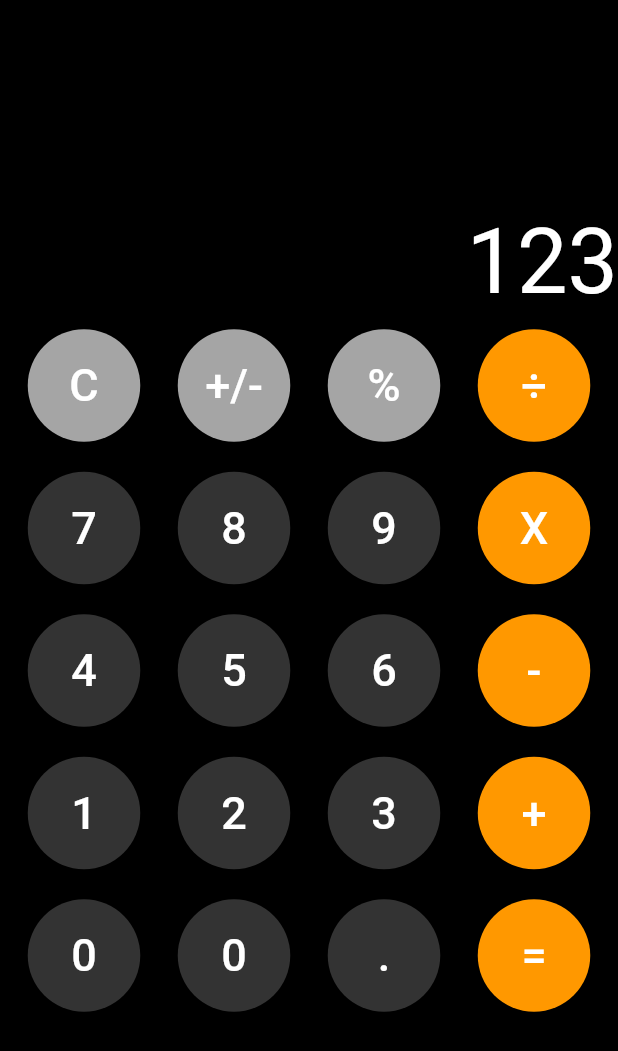
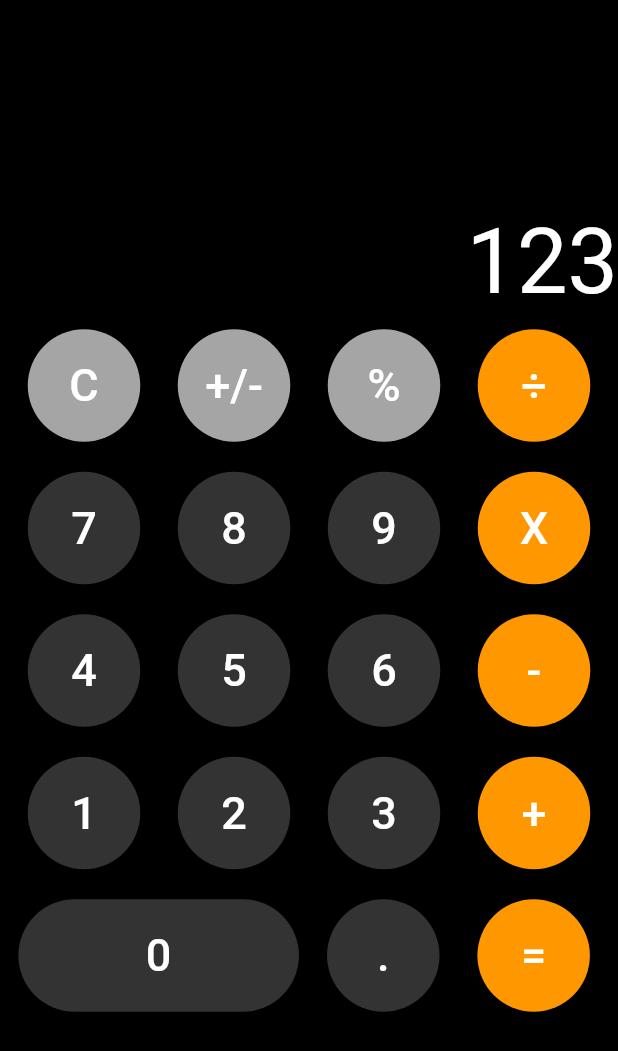
Before and after one commit to psrth/ios-calculator, a Flutter app: the screen it shows after launch, on a phone screen of 412 x 824 dp. Shown: the top 1051 px of the screen. Run offline on Flutter 3.47's test engine with Material 2 defaults, Android fonts, the phone set to English and light mode, and no system bars.

Commit message:
modified zero button

```diff
--- a/lib/main.dart
+++ b/lib/main.dart
@@ -34,7 +34,26 @@ class FitnessCalcState extends State<FitnessCalc> {
           shape: CircleBorder(),
         ),
       );
-    }
+    } // end of button widget
+
+    Widget btnZero(btnText, Color color) {
+      return Container(
+        padding: EdgeInsets.only(bottom: 10.0, top: 10.0),
+        child: new RaisedButton(
+          child: Text(
+            btnText,
+            style: TextStyle(
+              fontSize: 30,
+              color: Colors.white,
+            ),
+          ),
+          onPressed: () {},
+          color: color,
+          padding: EdgeInsets.only(left: 85, right: 85, top: 20, bottom: 20),
+          shape: StadiumBorder(),
+        ),
+      );
+    } // end of button zero widget
 
     return new Scaffold(
       appBar: null,
@@ -96,8 +115,7 @@ class FitnessCalcState extends State<FitnessCalc> {
           Row(
             mainAxisAlignment: MainAxisAlignment.spaceEvenly,
             children: <Widget>[
-              btn('0', const Color(0xff333333)),
-              btn('0', const Color(0xff333333)),
+              btnZero('0', const Color(0xff333333)),
               btn('.', const Color(0xff333333)),
               btn('=', Colors.orange),
             ],
```
